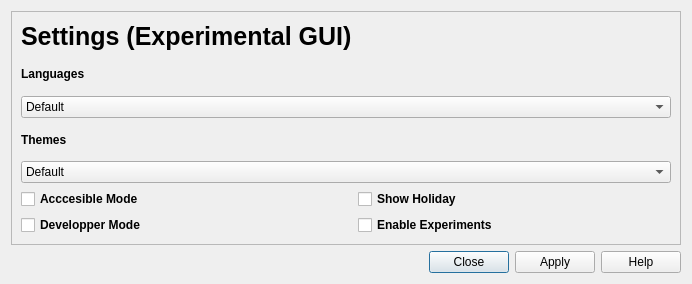
Before: the Qt Designer form src/settingDialog.ui in xgui4/LCE-Qt-Launcher, drawn with Qt 5.
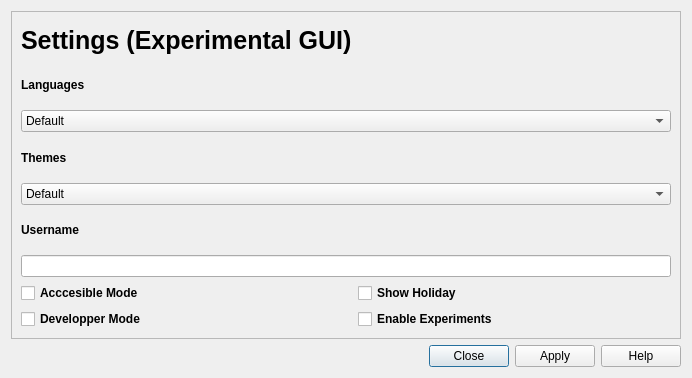
After: the same form once the commit is applied. Icons and pictures are not drawn.

Commit message: refactor: remove deprecated username field and update instance configurations

Patch:
```diff
--- a/src/settingDialog.ui
+++ b/src/settingDialog.ui
@@ -7,7 +7,7 @@
     <x>0</x>
     <y>0</y>
     <width>692</width>
-    <height>284</height>
+    <height>378</height>
    </rect>
   </property>
   <property name="windowTitle">
@@ -27,33 +27,6 @@
       <enum>QFrame::Shadow::Raised</enum>
      </property>
      <layout class="QGridLayout" name="gridLayout">
-      <item row="8" column="0">
-       <widget class="QCheckBox" name="accesibilitycheckBox">
-        <property name="font">
-         <font>
-          <bold>true</bold>
-         </font>
-        </property>
-        <property name="accessibleName">
-         <string>acccesbilityToggle</string>
-        </property>
-        <property name="accessibleDescription">
-         <string>Toggle the Accessibility Mode</string>
-        </property>
-        <property name="accessibleIdentifier">
-         <string>acccesbilityToggle</string>
-        </property>
-        <property name="layoutDirection">
-         <enum>Qt::LayoutDirection::LeftToRight</enum>
-        </property>
-        <property name="text">
-         <string>Acccesible Mode </string>
-        </property>
-        <property name="icon">
-         <iconset theme="preferences-desktop-accessibility"/>
-        </property>
-       </widget>
-      </item>
       <item row="1" column="1">
        <widget class="QLabel" name="settingIcon">
         <property name="text">
@@ -67,6 +40,70 @@
         </property>
        </widget>
       </item>
+      <item row="10" column="1">
+       <widget class="QCheckBox" name="holydayDheckBox">
+        <property name="enabled">
+         <bool>true</bool>
+        </property>
+        <property name="font">
+         <font>
+          <bold>true</bold>
+          <hintingpreference>PreferFullHinting</hintingpreference>
+         </font>
+        </property>
+        <property name="accessibleName">
+         <string>Check Holiday</string>
+        </property>
+        <property name="accessibleDescription">
+         <string>Check Holiday and display them</string>
+        </property>
+        <property name="accessibleIdentifier">
+         <string>checkboxHoliday</string>
+        </property>
+        <property name="layoutDirection">
+         <enum>Qt::LayoutDirection::LeftToRight</enum>
+        </property>
+        <property name="text">
+         <string>Show Holiday</string>
+        </property>
+        <property name="icon">
+         <iconset theme="QIcon::ThemeIcon::AddressBookNew"/>
+        </property>
+        <property name="checked">
+         <bool>false</bool>
+        </property>
+        <property name="tristate">
+         <bool>false</bool>
+        </property>
+       </widget>
+      </item>
+      <item row="10" column="0">
+       <widget class="QCheckBox" name="accesibilitycheckBox">
+        <property name="font">
+         <font>
+          <bold>true</bold>
+         </font>
+        </property>
+        <property name="accessibleName">
+         <string>acccesbilityToggle</string>
+        </property>
+        <property name="accessibleDescription">
+         <string>Toggle the Accessibility Mode</string>
+        </property>
+        <property name="accessibleIdentifier">
+         <string>acccesbilityToggle</string>
+        </property>
+        <property name="layoutDirection">
+         <enum>Qt::LayoutDirection::LeftToRight</enum>
+        </property>
+        <property name="text">
+         <string>Acccesible Mode </string>
+        </property>
+        <property name="icon">
+         <iconset theme="preferences-desktop-accessibility"/>
+        </property>
+       </widget>
+      </item>
       <item row="6" column="0" colspan="2">
        <widget class="QComboBox" name="themesComboBox">
         <property name="whatsThis">
@@ -108,15 +145,16 @@
         </item>
        </widget>
       </item>
-      <item row="3" column="0">
-       <widget class="QLabel" name="LanguagesComboBoxlabel">
+      <item row="1" column="0">
+       <widget class="QLabel" name="settingLabel">
         <property name="font">
          <font>
+          <pointsize>19</pointsize>
           <bold>true</bold>
          </font>
         </property>
         <property name="text">
-         <string>Languages</string>
+         <string>Settings (Experimental GUI)</string>
         </property>
        </widget>
       </item>
@@ -147,7 +185,7 @@
         </item>
        </widget>
       </item>
-      <item row="11" column="0">
+      <item row="13" column="0">
        <widget class="QCheckBox" name="developperModeDheckBox">
         <property name="enabled">
          <bool>true</bool>
@@ -187,6 +225,18 @@
         </property>
        </widget>
       </item>
+      <item row="3" column="0">
+       <widget class="QLabel" name="LanguagesComboBoxlabel">
+        <property name="font">
+         <font>
+          <bold>true</bold>
+         </font>
+        </property>
+        <property name="text">
+         <string>Languages</string>
+        </property>
+       </widget>
+      </item>
       <item row="5" column="0">
        <widget class="QLabel" name="themesComboBoxLabel">
         <property name="font">
@@ -199,57 +249,7 @@
         </property>
        </widget>
       </item>
-      <item row="8" column="1">
-       <widget class="QCheckBox" name="holydayDheckBox">
-        <property name="enabled">
-         <bool>true</bool>
-        </property>
-        <property name="font">
-         <font>
-          <bold>true</bold>
-          <hintingpreference>PreferFullHinting</hintingpreference>
-         </font>
-        </property>
-        <property name="accessibleName">
-         <string>Check Holiday</string>
-        </property>
-        <property name="accessibleDescription">
-         <string>Check Holiday and display them</string>
-        </property>
-        <property name="accessibleIdentifier">
-         <string>checkboxHoliday</string>
-        </property>
-        <property name="layoutDirection">
-         <enum>Qt::LayoutDirection::LeftToRight</enum>
-        </property>
-        <property name="text">
-         <string>Show Holiday</string>
-        </property>
-        <property name="icon">
-         <iconset theme="QIcon::ThemeIcon::AddressBookNew"/>
-        </property>
-        <property name="checked">
-         <bool>false</bool>
-        </property>
-        <property name="tristate">
-         <bool>false</bool>
-        </property>
-       </widget>
-      </item>
-      <item row="1" column="0">
-       <widget class="QLabel" name="settingLabel">
-        <property name="font">
-         <font>
-          <pointsize>19</pointsize>
-          <bold>true</bold>
-         </font>
-        </property>
-        <property name="text">
-         <string>Settings (Experimental GUI)</string>
-        </property>
-       </widget>
-      </item>
-      <item row="11" column="1">
+      <item row="13" column="1">
        <widget class="QCheckBox" name="enableExperimentscheckBox">
         <property name="font">
          <font>
@@ -264,6 +264,21 @@
         </property>
        </widget>
       </item>
+      <item row="7" column="0">
+       <widget class="QLabel" name="usernameInputBoxLabel">
+        <property name="font">
+         <font>
+          <bold>true</bold>
+         </font>
+        </property>
+        <property name="text">
+         <string>Username</string>
+        </property>
+       </widget>
+      </item>
+      <item row="8" column="0" colspan="2">
+       <widget class="QLineEdit" name="usenameInputBox"/>
+      </item>
      </layout>
     </widget>
    </item>
```
The commit also changes 13 other files.
